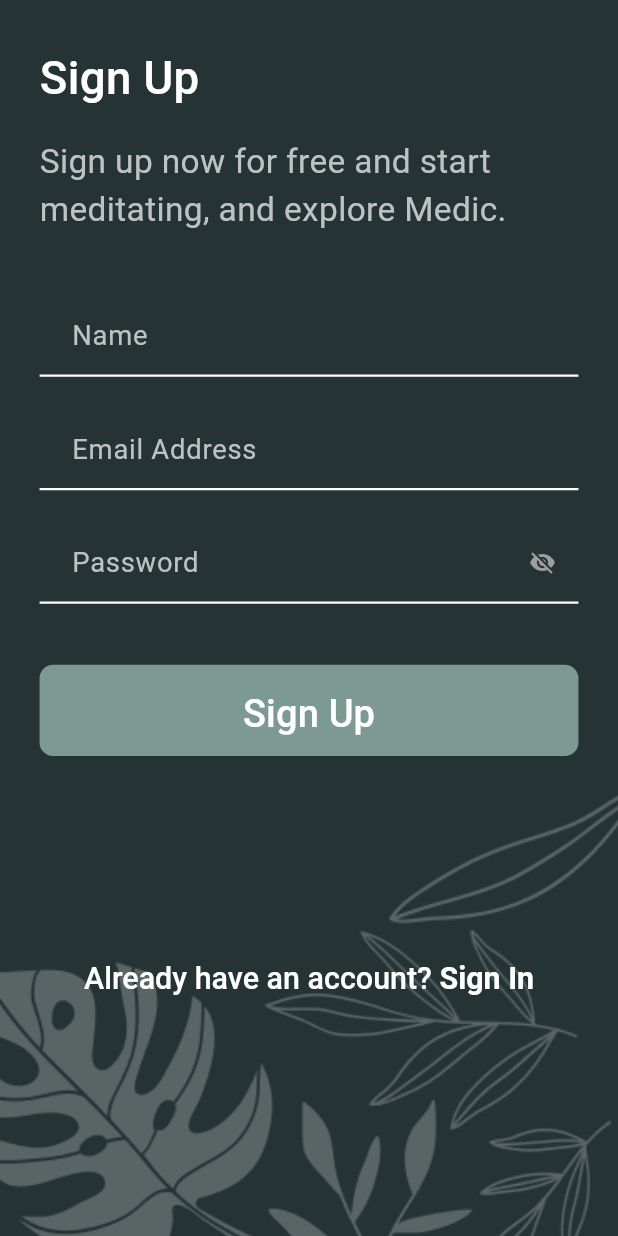
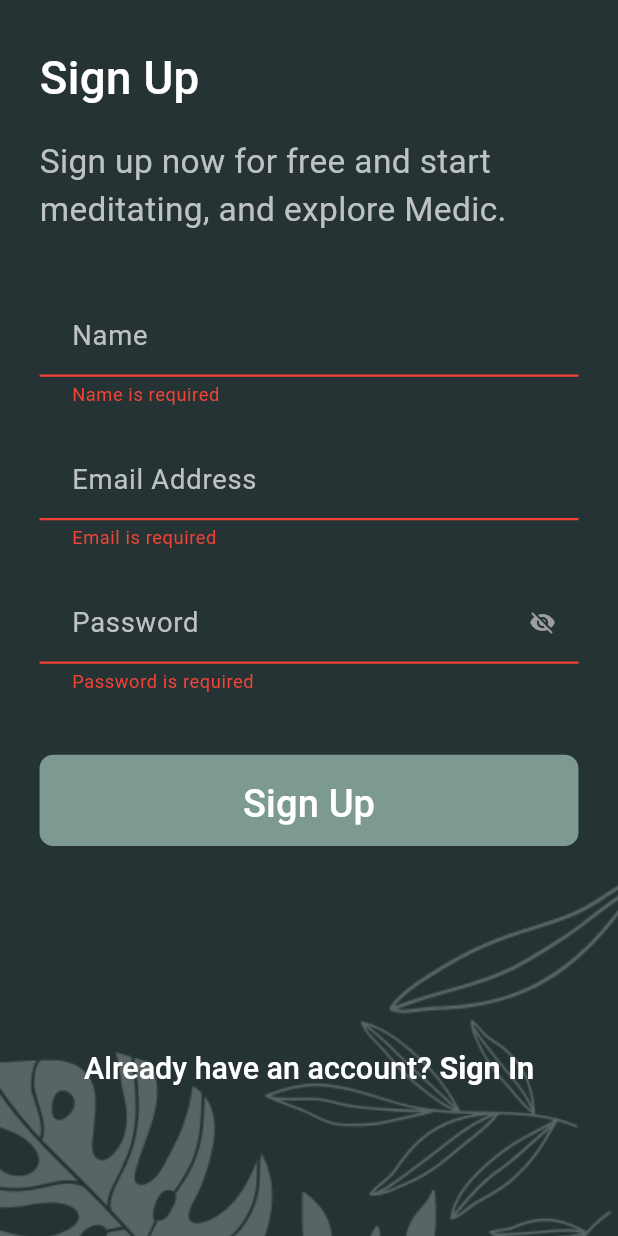
Before and after one commit to mahmoud-elsay/soulsync, a Flutter app: the SignUpScreen screen opened by its route, scrolled down 101 dp, after a tap on "Sign Up", on a phone screen of 412 x 824 dp. Run offline on Flutter 3.47's test engine with Material 3 defaults, Android fonts, the phone set to English and light mode, and no system bars; our stand-ins replace flutter_bloc, flutter_screenutil, freezed_annotation, get_it, google_fonts, supabase_flutter; accounts and stored records are empty; Roboto replaces fonts that are missing (Alegreya).

Commit message:
feat: enhance sign up process with Supabase service integration and improved form validation

```diff
--- a/lib/core/di/di.dart
+++ b/lib/core/di/di.dart
@@ -2,6 +2,7 @@ import 'package:get_it/get_it.dart';
 import 'package:supabase_flutter/supabase_flutter.dart';
 import 'package:soulsync/features/auth/sign_up/logic/sign_up_cubit.dart';
 import 'package:soulsync/features/auth/sign_up/data/repos/sign_up_repo.dart';
+import 'package:soulsync/features/auth/sign_up/data/supabase_services/sign_up_service.dart';
 
 final getIt = GetIt.instance;
 
@@ -9,7 +10,8 @@ void setupDi() {
   // Supabase
   final supabaseClient = Supabase.instance.client;
 
-  //sign up dependencies
+  // Sign up dependencies
   getIt.registerLazySingleton(() => SignUpRepo(supabaseClient));
-  getIt.registerFactory(() => SignUpCubit(getIt()));
+  getIt.registerLazySingleton(() => SignUpSupabaseService());
+  getIt.registerFactory(() => SignUpCubit(getIt<SignUpSupabaseService>()));
 }
--- a/lib/core/routes/app_router.dart
+++ b/lib/core/routes/app_router.dart
@@ -1,9 +1,12 @@
 import 'routes.dart';
 import 'package:flutter/material.dart';
+import 'package:soulsync/core/di/di.dart';
+import 'package:flutter_bloc/flutter_bloc.dart';
 import 'package:soulsync/features/splash/splash_screen.dart';
 import 'package:soulsync/features/auth/login/ui/login_screen.dart';
 import 'package:soulsync/features/onboarding/onboarding_screen.dart';
 import 'package:soulsync/features/auth/sign_up/ui/sign_up_screen.dart';
+import 'package:soulsync/features/auth/sign_up/logic/sign_up_cubit.dart';
 
 class AppRouter {
   Route<dynamic> generateRoute(RouteSettings settings) {
@@ -13,10 +16,18 @@ class AppRouter {
 
       case Routes.onboardingScreen:
         return MaterialPageRoute(builder: (_) => OnboardingScreen());
+
       case Routes.loginScreen:
         return MaterialPageRoute(builder: (_) => const LoginScreen());
+
       case Routes.signUpScreen:
-        return MaterialPageRoute(builder: (_) => const SignUpScreen());
+        return MaterialPageRoute(
+          builder:
+              (_) => BlocProvider(
+                create: (context) => getIt<SignUpCubit>(),
+                child: const SignUpScreen(),
+              ),
+        );
 
       default:
         return MaterialPageRoute(
--- a/lib/core/widgets/app_text_form_field.dart
+++ b/lib/core/widgets/app_text_form_field.dart
@@ -13,6 +13,9 @@ class AppTextFormField extends StatelessWidget {
   final bool? isObscureText;
   final Widget? suffixIcon;
   final Color? backgroundColor;
+  final TextEditingController? controller;
+  final FormFieldValidator<String>? validator;
+  final TextInputType? keyboardType;
 
   const AppTextFormField({
     super.key,
@@ -25,11 +28,17 @@ class AppTextFormField extends StatelessWidget {
     this.isObscureText,
     this.suffixIcon,
     this.backgroundColor,
+    this.controller,
+    this.validator,
+    this.keyboardType,
   });
 
   @override
   Widget build(BuildContext context) {
     return TextFormField(
+      controller: controller,
+      validator: validator,
+      keyboardType: keyboardType,
       cursorColor: ColorManager.teal,
       decoration: InputDecoration(
         isDense: true,
@@ -46,12 +55,19 @@ class AppTextFormField extends StatelessWidget {
             UnderlineInputBorder(
               borderSide: BorderSide(color: ColorManager.white, width: 1.5),
             ),
+        errorBorder: UnderlineInputBorder(
+          borderSide: BorderSide(color: Colors.red, width: 1.5),
+        ),
+        focusedErrorBorder: UnderlineInputBorder(
+          borderSide: BorderSide(color: Colors.red, width: 2.0),
+        ),
         hintStyle: hintStyle ?? TextStyles.lightGreyAlegreyaSans18Regular,
         hintText: hintText,
         suffixIcon: suffixIcon,
         fillColor: backgroundColor ?? Colors.transparent,
         filled: true,
         border: InputBorder.none,
+        errorStyle: TextStyle(color: Colors.red, fontSize: 12.sp),
       ),
       obscureText: isObscureText ?? false,
       style: inputTextStyle ?? TextStyles.whiteAlegreyaSans18Regular,
--- a/lib/features/auth/sign_up/logic/sign_up_cubit.dart
+++ b/lib/features/auth/sign_up/logic/sign_up_cubit.dart
@@ -1,21 +1,47 @@
 import 'package:flutter_bloc/flutter_bloc.dart';
+import 'package:soulsync/core/supabase/supabase_error_model.dart';
 import 'package:soulsync/features/auth/sign_up/logic/sign_up_state.dart';
-import 'package:soulsync/features/auth/sign_up/data/repos/sign_up_repo.dart';
+import 'package:soulsync/features/auth/sign_up/data/supabase_services/sign_up_service.dart';
 
 class SignUpCubit extends Cubit<SignUpState> {
-  final SignUpRepo _signUpRepo;
+  final SignUpSupabaseService _signUpService;
 
-  SignUpCubit(this._signUpRepo) : super(const SignUpState.initial());
+  SignUpCubit(this._signUpService) : super(const SignUpState.initial());
 
   Future<void> signUp({
+    required String name,
     required String email,
     required String password,
   }) async {
     emit(const SignUpState.loading());
-    final result = await _signUpRepo.signUp(email: email, password: password);
-    result.when(
-      success: (_) => emit(const SignUpState.success()),
-      failure: (error) => emit(SignUpState.error(error)),
-    );
+
+    try {
+      print('Starting signup process...');
+
+      final response = await _signUpService.signUpWithEmailAndPassword(
+        email: email,
+        password: password,
+        name: name,
+      );
+
+      print('Signup response received: ${response.user?.id}');
+      print('User email confirmed: ${response.user?.emailConfirmedAt}');
+
+      // Check if user was created (even if email is not confirmed yet)
+      if (response.user != null) {
+        print('Emitting success state');
+        emit(const SignUpState.success());
+      } else {
+        print('No user in response');
+        emit(SignUpState.error(
+          SupabaseErrorModel(message: 'Sign up failed. No user created.'),
+        ));
+      }
+    } catch (e) {
+      print('Signup error caught: $e');
+      emit(SignUpState.error(
+        SupabaseErrorModel(message: 'Sign up failed: ${e.toString()}'),
+      ));
+    }
   }
 }
--- a/lib/features/auth/sign_up/ui/widgets/sign_up_form.dart
+++ b/lib/features/auth/sign_up/ui/widgets/sign_up_form.dart
@@ -1,8 +1,12 @@
 import 'package:flutter/material.dart';
+import 'package:flutter_bloc/flutter_bloc.dart';
 import 'package:soulsync/core/helpers/spacing.dart';
 import 'package:soulsync/core/theming/text_styles.dart';
+import 'package:soulsync/core/helpers/app_validation.dart';
 import 'package:soulsync/core/widgets/app_text_button.dart';
 import 'package:soulsync/core/widgets/app_text_form_field.dart';
+import 'package:soulsync/features/auth/sign_up/logic/sign_up_cubit.dart';
+import 'package:soulsync/features/auth/sign_up/logic/sign_up_state.dart';
 
 class SignUpForm extends StatefulWidget {
   const SignUpForm({super.key});
@@ -13,6 +17,10 @@ class SignUpForm extends StatefulWidget {
 
 class _SignUpFormState extends State<SignUpForm> {
   bool _isObscureText = true;
+  final GlobalKey<FormState> _formKey = GlobalKey<FormState>();
+  final TextEditingController _nameController = TextEditingController();
+  final TextEditingController _emailController = TextEditingController();
+  final TextEditingController _passwordController = TextEditingController();
 
   void _toggleObscureText() {
     setState(() {
@@ -20,18 +28,76 @@ class _SignUpFormState extends State<SignUpForm> {
     });
   }
 
+  void _signUp() {
+    if (_formKey.currentState!.validate()) {
+      context.read<SignUpCubit>().signUp(
+        name: _nameController.text.trim(),
+        email: _emailController.text.trim(),
+        password: _passwordController.text,
+      );
+    }
+  }
+
+  @override
+  void dispose() {
+    _nameController.dispose();
+    _emailController.dispose();
+    _passwordController.dispose();
+    super.dispose();
+  }
+
   @override
   Widget build(BuildContext context) {
-    return Column(
+    return BlocListener<SignUpCubit, SignUpState>(
+      listener: (context, state) {
+        state.when(
+          initial: () {},
+          loading: () {},
+          success: () {
+            ScaffoldMessenger.of(context).showSnackBar(
+              const SnackBar(
+                content: Text(
+                  'Sign up successful! Please check your email for verification.',
+                ),
+                backgroundColor: Colors.green,
+              ),
+            );
+            // Navigate to login or home screen
+            Navigator.of(context).pushReplacementNamed('/loginScreen');
+          },
+          error: (error) {
+            ScaffoldMessenger.of(context).showSnackBar(
+              SnackBar(
+                content: Text(error.message),
+                backgroundColor: Colors.red,
+              ),
+            );
+          },
+        );
+      },
+      child: Form(
+        key: _formKey,
+        child: Column(
           crossAxisAlignment: CrossAxisAlignment.start,
           children: [
-        AppTextFormField(hintText: 'Name'),
-        verticalSpace(20),
-        AppTextFormField(hintText: 'Email Address'),
+            AppTextFormField(
+              controller: _nameController,
+              hintText: 'Name',
+              validator: validateName,
+            ),
             verticalSpace(20),
             AppTextFormField(
+              controller: _emailController,
+              hintText: 'Email Address',
+              keyboardType: TextInputType.emailAddress,
+              validator: validateEmail,
+            ),
+            verticalSpace(20),
+            AppTextFormField(
+              controller: _passwordController,
               hintText: 'Password',
               isObscureText: _isObscureText,
+              validator: validatePassword,
               suffixIcon: IconButton(
                 icon: Icon(
                   _isObscureText ? Icons.visibility_off : Icons.visibility,
@@ -41,13 +107,25 @@ class _SignUpFormState extends State<SignUpForm> {
               ),
             ),
             verticalSpace(40),
-        AppTextButton(
-          buttonText: 'Sign Up',
+            BlocBuilder<SignUpCubit, SignUpState>(
+              builder: (context, state) {
+                return AppTextButton(
+                  buttonText: state.maybeWhen(
+                    loading: () => 'Signing Up...',
+                    orElse: () => 'Sign Up',
+                  ),
                   textStyle: TextStyles.whiteAlegreyaSans25Medium,
-          onPressed: () {},
+                  onPressed: state.maybeWhen(
+                    loading: () => () {},
+                    orElse: () => _signUp,
+                  ),
+                );
+              },
             ),
             verticalSpace(16),
           ],
+        ),
+      ),
     );
   }
 }
--- a/lib/main.dart
+++ b/lib/main.dart
@@ -1,10 +1,15 @@
 import 'package:flutter/material.dart';
 import 'package:soulsync/soul_sync.dart';
+import 'package:soulsync/core/di/di.dart';
+import 'package:soulsync/bloc_observer.dart';
+import 'package:flutter_bloc/flutter_bloc.dart';
 import 'package:soulsync/core/supabase/supabase_helper.dart';
 
 void main() async {
+  Bloc.observer = MyBlocObserver();
   WidgetsFlutterBinding.ensureInitialized();
   SupabaseHelper.init();
+  setupDi();
 
   runApp(SoulSync());
 }
```
Also changed, not shown: lib/bloc_observer.dart (added, +27 -0 lines), lib/features/auth/sign_up/data/supabase_services/sign_up_service.dart (+17 -0 lines). Lines whose indentation alone changed are shown as unchanged.
